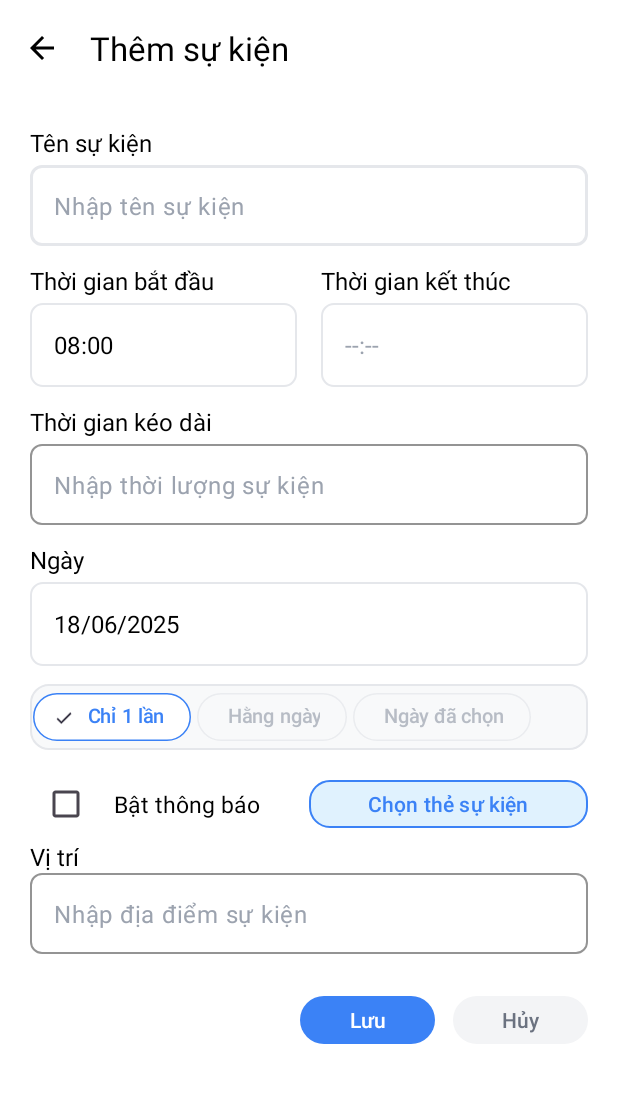
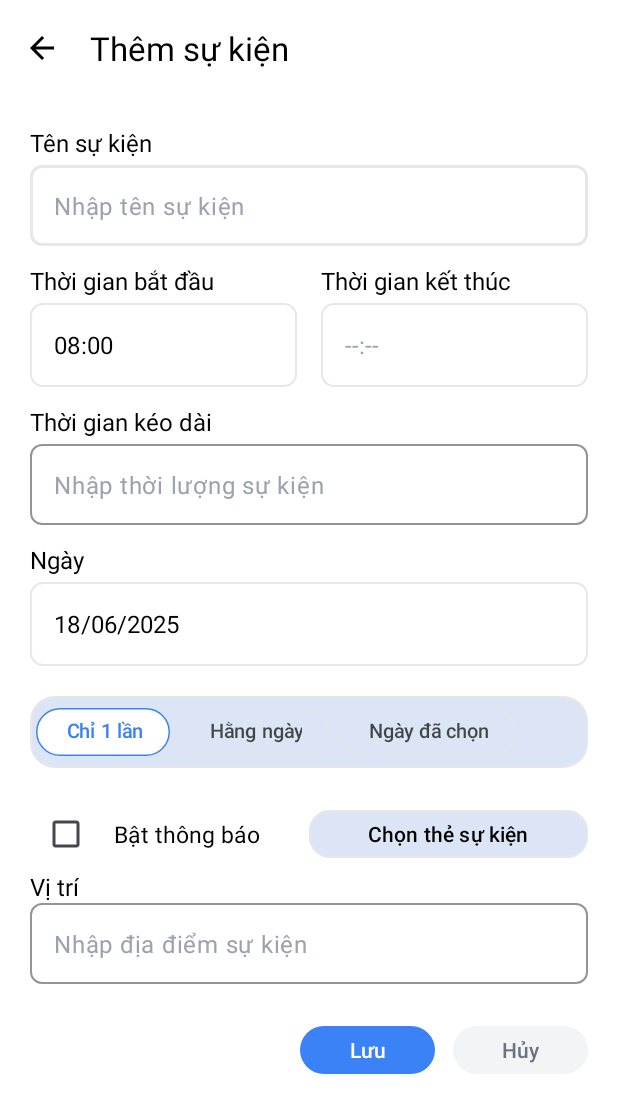
Before and after one commit to PhatDo744/TLU-Routine, an Android app: the fragment AddEventFragment shown on its own in the app's theme, on a phone screen of 412 x 824 dp. Shown: the top 1113 px of the screen. Run offline under Robolectric (Android 15) with nearby library versions, the phone set to English and light mode, and no system bars.

Commit message:
hoàn thiện

```diff
--- /dev/null
+++ b/app/src/main/res/color/checkbox_color_black.xml
@@ -0,0 +1,6 @@
+<?xml version="1.0" encoding="utf-8"?>
+<selector xmlns:android="http://schemas.android.com/apk/res/android">
+    <item android:state_checked="true" android:color="#000000" />
+    <item android:state_checked="false" android:color="#000000" />
+    <item android:color="#000000" />
+</selector>
--- a/app/src/main/res/drawable/chip_group_background.xml
+++ b/app/src/main/res/drawable/chip_group_background.xml
@@ -1,7 +1,7 @@
 <?xml version="1.0" encoding="utf-8"?>
 <shape xmlns:android="http://schemas.android.com/apk/res/android"
     android:shape="rectangle">
-    <solid android:color="#F8F9FA" />
-    <corners android:radius="12dp" />
+    <solid android:color="#DBE5F5" />
+    <corners android:radius="16dp" />
     <stroke android:width="1dp" android:color="#E5E7EB" />
 </shape>
--- /dev/null
+++ b/app/src/main/res/drawable/custom_checkbox_selector.xml
@@ -0,0 +1,5 @@
+<?xml version="1.0" encoding="utf-8"?>
+<selector xmlns:android="http://schemas.android.com/apk/res/android">
+    <item android:state_checked="true" android:drawable="@drawable/checkbox_checked" />
+    <item android:drawable="@drawable/checkbox_unchecked" />
+</selector>
--- a/app/src/main/res/layout/activity_main.xml
+++ b/app/src/main/res/layout/activity_main.xml
@@ -388,7 +388,7 @@
                     android:id="@+id/btn_add_task"
                     android:layout_width="match_parent"
                     android:layout_height="56dp"
-                    android:text="+ Thêm công việc"
+                    android:text="+ Thêm sự kiện"
                     android:textColor="@android:color/white"
                     android:textSize="16sp"
                     android:textStyle="bold"
--- a/app/src/main/res/layout/fragment_add_event.xml
+++ b/app/src/main/res/layout/fragment_add_event.xml
@@ -203,16 +203,17 @@
             <LinearLayout
                 android:layout_width="match_parent"
                 android:layout_height="wrap_content"
-                android:layout_marginBottom="12dp"
+                android:layout_marginBottom="20dp"
+                android:layout_marginTop="8dp"
                 android:background="@drawable/chip_group_background"
-                android:padding="2dp"
+                android:padding="4dp"
                 android:orientation="horizontal">
 
                 <com.google.android.material.chip.Chip
                     android:id="@+id/chip_once"
                     android:layout_width="wrap_content"
                     android:layout_height="40dp"
-                    android:layout_marginEnd="4dp"
+                    android:layout_marginEnd="6dp"
                     android:text="Chỉ 1 lần"
                     android:textColor="#3B82F6"
                     android:textSize="13sp"
@@ -225,24 +226,28 @@
                     app:chipMinHeight="40dp"
                     app:chipStartPadding="12dp"
                     app:chipEndPadding="12dp"
+                    app:chipIcon="@null"
+                    app:checkedIcon="@null"
                     style="@style/Widget.Material3.Chip.Filter" />
 
                 <com.google.android.material.chip.Chip
                     android:id="@+id/chip_daily"
                     android:layout_width="wrap_content"
                     android:layout_height="40dp"
-                    android:layout_marginEnd="4dp"
+                    android:layout_marginEnd="6dp"
                     android:text="Hằng ngày"
-                    android:textColor="#6B7280"
+                    android:textColor="#000000"
                     android:textSize="13sp"
                     android:textAlignment="center"
-                    app:chipBackgroundColor="#F9FAFB"
+                    app:chipBackgroundColor="#DBE5F5"
                     app:chipStrokeColor="#E5E7EB"
                     app:chipStrokeWidth="1dp"
                     app:chipCornerRadius="20dp"
                     app:chipMinHeight="40dp"
                     app:chipStartPadding="12dp"
                     app:chipEndPadding="12dp"
+                    app:chipIcon="@null"
+                    app:checkedIcon="@null"
                     style="@style/Widget.Material3.Chip.Filter" />
 
                 <com.google.android.material.chip.Chip
@@ -250,16 +255,18 @@
                     android:layout_width="wrap_content"
                     android:layout_height="40dp"
                     android:text="Ngày đã chọn"
-                    android:textColor="#6B7280"
+                    android:textColor="#000000"
                     android:textSize="13sp"
                     android:textAlignment="center"
-                    app:chipBackgroundColor="#F9FAFB"
+                    app:chipBackgroundColor="#DBE5F5"
                     app:chipStrokeColor="#E5E7EB"
                     app:chipStrokeWidth="1dp"
                     app:chipCornerRadius="20dp"
                     app:chipMinHeight="40dp"
                     app:chipStartPadding="12dp"
                     app:chipEndPadding="12dp"
+                    app:chipIcon="@null"
+                    app:checkedIcon="@null"
                     style="@style/Widget.Material3.Chip.Filter" />
 
             </LinearLayout>
@@ -313,13 +320,13 @@
                     android:layout_height="40dp"
                     android:layout_weight="1"
                     android:text="Chọn thẻ sự kiện"
-                    android:textColor="#3B82F6"
+                    android:textColor="#000000"
                     android:textSize="14sp"
                     android:textStyle="normal"
                     android:textAllCaps="false"
-                    app:backgroundTint="#E0F2FE"
+                    app:backgroundTint="#DBE5F5"
                     app:cornerRadius="14dp"
-                    app:strokeColor="#3B82F6"
+                    app:strokeColor="#E5E7EB"
                     app:strokeWidth="1dp"
                     android:paddingVertical="0dp"
                     style="@style/Widget.Material3.Button.OutlinedButton" />
--- a/app/src/main/res/layout/item_event.xml
+++ b/app/src/main/res/layout/item_event.xml
@@ -42,12 +42,13 @@
 
         </LinearLayout>
 
-        <CheckBox
+        <com.google.android.material.checkbox.MaterialCheckBox
             android:id="@+id/cb_event_done"
             android:layout_width="wrap_content"
             android:layout_height="wrap_content"
             android:layout_marginStart="16dp"
-           />
+            app:buttonTint="@color/checkbox_color_black"
+            app:useMaterialThemeColors="false" />
 
     </LinearLayout>
 
```
Also changed, not shown: app/src/main/java/com/example/tlu_routine/activity/MainActivity.java (+18 -49 lines), app/src/main/java/com/example/tlu_routine/dialog/CustomTimePickerDialog.java (+5 -4 lines), app/src/main/java/com/example/tlu_routine/fragment/AddEventFragment.java (+9 -10 lines), app/src/main/res/drawable/checkbox_checked.xml (added, +21 -0 lines), app/src/main/res/drawable/checkbox_unchecked.xml (added, +18 -0 lines), app/src/main/res/drawable/checkbox_with_checkmark.xml (added, +47 -0 lines), app/src/main/res/drawable/ic_check_black.xml (added, +9 -0 lines), app/src/main/res/drawable/simple_checkbox.xml (added, +23 -0 lines), app/src/main/res/drawable/simple_checkbox_selector.xml (added, +34 -0 lines), app/src/main/res/values/styles.xml (added, +13 -0 lines).
